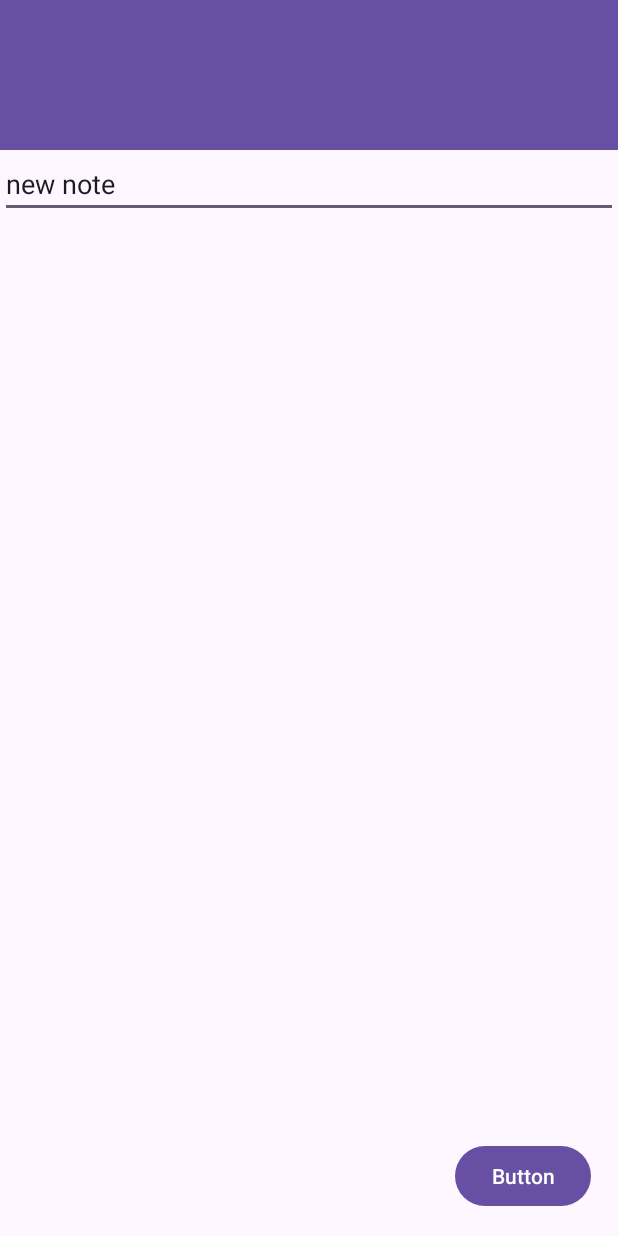
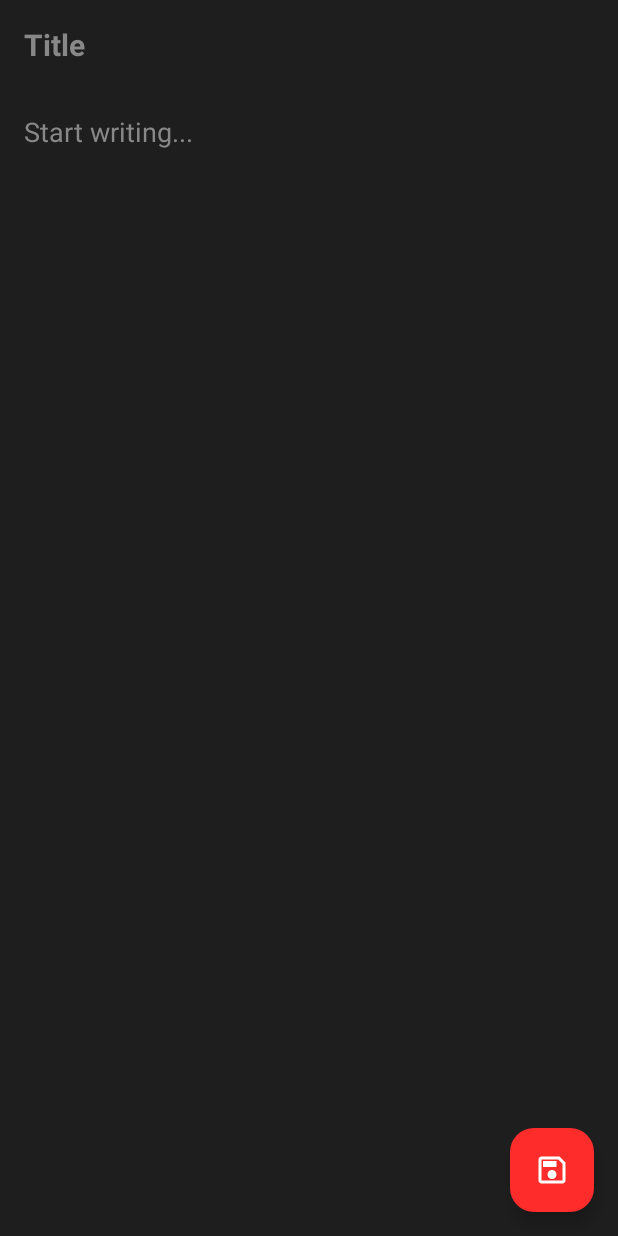
Before and after one commit to elliot654/Notepad, an Android app: the NoteActivity screen opened directly, with no data from a screen before it, on a phone screen of 412 x 824 dp. Run offline under Robolectric (Android 15) with nearby library versions, the phone set to English and light mode, and no system bars.

Commit message:
material ui upgrade recyclerview over listview refactoring

```diff
--- a/app/build.gradle.kts
+++ b/app/build.gradle.kts
@@ -8,7 +8,7 @@ android {
 
     defaultConfig {
         applicationId = "com.example.notes"
-        minSdk = 24
+        minSdk = 30
         targetSdk = 35
         versionCode = 1
         versionName = "1.0"
--- a/app/src/main/java/com/example/notes/NoteActivity.java
+++ b/app/src/main/java/com/example/notes/NoteActivity.java
@@ -4,49 +4,72 @@ import static com.example.notes.FileController.write;
 
 import android.content.Intent;
 import android.os.Bundle;
-import android.widget.Button;
+import android.text.Editable;
+import android.text.TextWatcher;
 import android.widget.EditText;
+import android.widget.TextView;
 import androidx.appcompat.app.AppCompatActivity;
-import java.io.BufferedWriter;
-import java.io.FileOutputStream;
-import java.io.OutputStreamWriter;
+import com.google.android.material.floatingactionbutton.FloatingActionButton;
+import java.time.LocalDateTime;
+import java.time.format.DateTimeFormatter;
 import java.util.List;
-import java.util.Objects;
-
 
 public class NoteActivity extends AppCompatActivity {
-
     @Override
     protected void onCreate(Bundle savedInstanceState) {
         super.onCreate(savedInstanceState);
         setContentView(R.layout.activity_note);
-        EditText editText = findViewById(R.id.edit_txt);
-        List<String> items = NoteManager.getInstance().getItemList();
+        List<NoteObject> notes = NoteManager.getInstance().getItemList();
+        //text
+        EditText editTitle = findViewById(R.id.note_title);
+        EditText editText = findViewById(R.id.note_content);
+        TextView detailsText = findViewById(R.id.note_details);
 
+        Bundle extras = getIntent().getExtras();
         int position;
-        Bundle extras = getIntent().getExtras();
-        if(extras == null){
-            position = items.size();
-            editText.setText("new note");
-        }else{
+        if (extras == null) {
+            position = notes.size(); // new note
+        } else {
             position = extras.getInt("Source");
-            editText.setText(items.get(position));
+            NoteObject note = notes.get(position);
+            editTitle.setText(note.title);
+            editText.setText(note.content);
+            detailsText.setText("Words : " + note.wordCount);
         }
+        //word counter
+        editText.addTextChangedListener(new SimpleTextWatcher() {
+            @Override
+            public void afterTextChanged(Editable s) {
+                detailsText.setText("Words : " + s.toString().split("\\s+").length);
+            }
+        });
 
+        //save button
+        FloatingActionButton saveButton = findViewById(R.id.save_btn);
+        saveButton.setOnClickListener(v -> {
+            String title = editTitle.getText().toString();
+            String content = editText.getText().toString();
+            NoteObject newNote = new NoteObject(title, content, content.split("\\s").length, LocalDateTime.now().format(DateTimeFormatter.ofPattern("yyyy-MM-dd'T'HH:mm:ss")));
 
-        Button saveButton = findViewById(R.id.save_btn);
-        saveButton.setOnClickListener(v -> {
-            if(items.isEmpty() || extras==null){
-                items.add(editText.getText().toString());
+            if(notes.isEmpty() || extras==null){
+                notes.add(newNote);
             }else{
-                items.set(position, editText.getText().toString());
+                notes.set(position, newNote);
             }
-
+            //moves to front of list
+            NoteObject updated = notes.remove(position);
+            notes.add(0, updated);
+            //saves data
+            NoteManager.getInstance().setItemList(notes);
             write(this);
+            //moves back to main activity
             Intent myIntent = new Intent(NoteActivity.this, MainActivity.class);
             myIntent.putExtra("Response", editText.getText());
             this.startActivity(myIntent);
         });
     }
-
+    public abstract class SimpleTextWatcher implements TextWatcher {
+        @Override public void beforeTextChanged(CharSequence s, int start, int count, int after) {}
+        @Override public void onTextChanged(CharSequence s, int start, int before, int count) {}
+    }
 }
--- a/app/src/main/java/com/example/notes/NoteManager.java
+++ b/app/src/main/java/com/example/notes/NoteManager.java
@@ -5,12 +5,7 @@ import java.util.List;
 
 public class NoteManager {
     private static NoteManager instance;
-    private List<String> itemList = new ArrayList<>();
-
-    String title;
-    String content;
-    int position;
-
+    private List<NoteObject> itemList = new ArrayList<>();
     private NoteManager(){
     }
     public static NoteManager getInstance(){
@@ -19,11 +14,10 @@ public class NoteManager {
         }
         return instance;
     }
-    public List<String> getItemList(){
+    public List<NoteObject> getItemList(){
         return itemList;
     }
-    public void setItemList(List<String> itemList){
+    public void setItemList(List<NoteObject> itemList){
         this.itemList = itemList;
     }
-
 }
--- /dev/null
+++ b/app/src/main/res/drawable/ic_save.xml
@@ -0,0 +1,5 @@
+<vector xmlns:android="http://schemas.android.com/apk/res/android" android:height="24dp" android:tint="#000000" android:viewportHeight="960" android:viewportWidth="960" android:width="24dp">
+
+    <path android:fillColor="@android:color/white" android:pathData="M840,280L840,760Q840,793 816.5,816.5Q793,840 760,840L200,840Q167,840 143.5,816.5Q120,793 120,760L120,200Q120,167 143.5,143.5Q167,120 200,120L680,120L840,280ZM760,314L646,200L200,200Q200,200 200,200Q200,200 200,200L200,760Q200,760 200,760Q200,760 200,760L760,760Q760,760 760,760Q760,760 760,760L760,314ZM480,720Q530,720 565,685Q600,650 600,600Q600,550 565,515Q530,480 480,480Q430,480 395,515Q360,550 360,600Q360,650 395,685Q430,720 480,720ZM240,400L600,400L600,240L240,240L240,400ZM200,314L200,760Q200,760 200,760Q200,760 200,760L200,760Q200,760 200,760Q200,760 200,760L200,200Q200,200 200,200Q200,200 200,200L200,200L200,314Z"/>
+
+</vector>
--- a/app/src/main/res/layout/activity_note.xml
+++ b/app/src/main/res/layout/activity_note.xml
@@ -1,43 +1,59 @@
 <?xml version="1.0" encoding="utf-8"?>
-<androidx.constraintlayout.widget.ConstraintLayout xmlns:android="http://schemas.android.com/apk/res/android"
+<RelativeLayout xmlns:android="http://schemas.android.com/apk/res/android"
     xmlns:app="http://schemas.android.com/apk/res-auto"
     xmlns:tools="http://schemas.android.com/tools"
     android:layout_width="match_parent"
     android:layout_height="match_parent"
-    tools:context=".MainActivity"
-    android:orientation="vertical">
+    android:background="#1e1e1e"
+    android:fitsSystemWindows="true"
+    tools:context=".MainActivity">
 
+    <EditText
+        android:id="@+id/note_title"
+        android:layout_width="match_parent"
+        android:layout_height="wrap_content"
+        android:hint="Title"
+        android:textColor="#FFFFFF"
+        android:textColorHint="#888888"
+        android:textStyle="bold"
+        android:background="@android:color/transparent"
+        android:textSize="20sp"
+        android:layout_margin="16dp"/>
 
-    <androidx.appcompat.widget.Toolbar
-        android:id="@+id/toolbar2"
+    <EditText
+        android:id="@+id/note_content"
         android:layout_width="match_parent"
-        android:layout_height="100dp"
-        android:background="?attr/colorPrimary"
-        android:minHeight="?attr/actionBarSize"
-        android:theme="?attr/actionBarTheme"
-        app:layout_constraintEnd_toEndOf="parent"
-        app:layout_constraintStart_toStartOf="parent"
-        app:layout_constraintTop_toTopOf="parent" />
+        android:layout_height="match_parent"
+        android:layout_below="@id/note_title"
+        android:layout_above="@+id/save_btn"
+        android:hint="Start writing..."
+        android:textColor="#FFFFFF"
+        android:textColorHint="#888888"
+        android:background="@android:color/transparent"
+        android:gravity="top|start"
+        android:inputType="textMultiLine"
+        android:layout_margin="16dp"
+        android:overScrollMode="always"
+        android:scrollbars="vertical" />
 
-    <Button
+    <TextView
+        android:id="@+id/note_details"
+        android:layout_width="wrap_content"
+        android:layout_height="wrap_content"
+        android:layout_alignParentStart="true"
+        android:layout_alignParentBottom="true"
+        android:layout_margin="16dp"
+        android:textColor="#888888"
+        android:textSize="12sp" />
+
+    <com.google.android.material.floatingactionbutton.FloatingActionButton
         android:id="@+id/save_btn"
         android:layout_width="wrap_content"
         android:layout_height="wrap_content"
-        android:layout_marginEnd="18dp"
-        android:layout_marginBottom="16dp"
-        android:text="Button"
-        app:layout_constraintBottom_toBottomOf="parent"
-        app:layout_constraintEnd_toEndOf="parent" />
-
-    <EditText
-        android:id="@+id/edit_txt"
-        android:layout_width="match_parent"
-        android:layout_height="wrap_content"
-        android:ems="10"
-        android:inputType="text"
-        android:text="Name"
-        app:layout_constraintStart_toStartOf="parent"
-        app:layout_constraintTop_toBottomOf="@+id/toolbar2" />
-
-
-</androidx.constraintlayout.widget.ConstraintLayout>
+        android:layout_alignParentBottom="true"
+        android:layout_alignParentEnd="true"
+        android:layout_margin="16dp"
+        android:src="@drawable/ic_save"
+        app:backgroundTint="#ff2c2c"
+        app:tint="#FFFFFF"/>
+</RelativeLayout>
```
Also changed, not shown: app/src/main/java/com/example/notes/CustomAdapter.java (+48 -25 lines), app/src/main/java/com/example/notes/FileController.java (+25 -18 lines), app/src/main/java/com/example/notes/MainActivity.java (+10 -13 lines), app/src/main/java/com/example/notes/NoteObject.java (added, +13 -0 lines), app/src/main/res/drawable/fade_bottom.xml (added, +7 -0 lines), app/src/main/res/drawable/fade_top.xml (added, +7 -0 lines), app/src/main/res/drawable/rounded_corners.xml (added, +16 -0 lines), app/src/main/res/layout/activity_main.xml (+42 -25 lines), app/src/main/res/layout/list_item.xml (+9 -1 lines).
